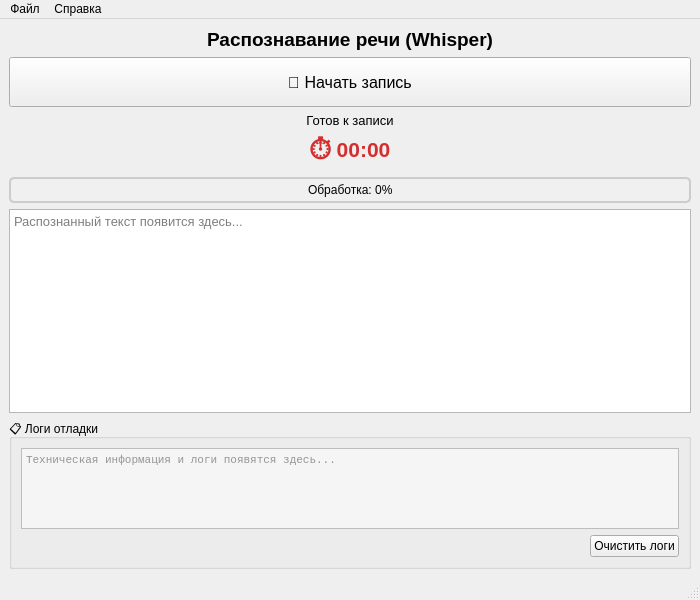
Qt form mainwindow.ui (den0011/SpeechRecognition) before a commit.
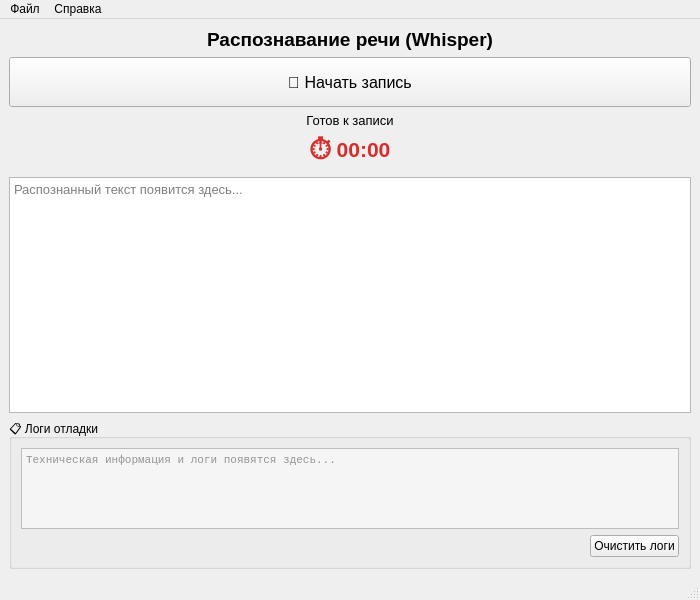
The same form after that commit.

Diff of the .ui file:
```diff
--- a/mainwindow.ui
+++ b/mainwindow.ui
@@ -86,34 +86,8 @@
       <property name="visible">
        <bool>false</bool>
       </property>
-     </widget>
-    </item>
-    <item>
-     <widget class="QProgressBar" name="recognitionProgressBar">
-      <property name="value">
-       <number>0</number>
-      </property>
-      <property name="textVisible">
-       <bool>true</bool>
-      </property>
-      <property name="format">
-       <string>Обработка: %p%</string>
-      </property>
-      <property name="visible">
-       <bool>false</bool>
-      </property>
-      <property name="styleSheet">
-       <string>QProgressBar {
-    border: 2px solid #ccc;
-    border-radius: 5px;
-    text-align: center;
-    background-color: #f0f0f0;
-}
-
-QProgressBar::chunk {
-    background-color: #4caf50;
-    border-radius: 3px;
-}</string>
+      <property name="alignment">
+       <set>Qt::AlignCenter</set>
       </property>
      </widget>
     </item>
```
Left out of the diff: 149 changed lines with no effect on the pictures.
